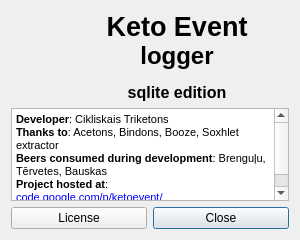
FrankMamuda/ketoevent, file gui_about.ui: the form before one commit.
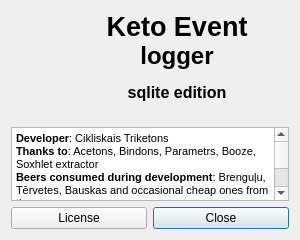
The form after the commit. Icons and pictures are not drawn.

Commit message: pre-event update

Patch:
```diff
--- a/gui_about.ui
+++ b/gui_about.ui
@@ -45,11 +45,12 @@
         <string>&lt;!DOCTYPE HTML PUBLIC &quot;-//W3C//DTD HTML 4.0//EN&quot; &quot;http://www.w3.org/TR/REC-html40/strict.dtd&quot;&gt;
 &lt;html&gt;&lt;head&gt;&lt;meta name=&quot;qrichtext&quot; content=&quot;1&quot; /&gt;&lt;style type=&quot;text/css&quot;&gt;
 p, li { white-space: pre-wrap; }
-&lt;/style&gt;&lt;/head&gt;&lt;body style=&quot; font-family:'DejaVu Sans'; font-size:16pt; font-weight:600; font-style:normal;&quot;&gt;
-&lt;p align=&quot;center&quot; style=&quot; margin-top:0px; margin-bottom:0px; margin-left:0px; margin-right:0px; -qt-block-indent:0; text-indent:0px;&quot;&gt;&lt;span style=&quot; font-family:'MS Shell Dlg 2'; font-size:20pt;&quot;&gt;Keto Event&lt;/span&gt;&lt;/p&gt;
-&lt;p align=&quot;center&quot; style=&quot; margin-top:0px; margin-bottom:0px; margin-left:0px; margin-right:0px; -qt-block-indent:0; text-indent:0px;&quot;&gt;&lt;span style=&quot; font-family:'MS Shell Dlg 2'; font-size:18pt;&quot;&gt;logger&lt;/span&gt;&lt;/p&gt;
-&lt;p align=&quot;center&quot; style=&quot;-qt-paragraph-type:empty; margin-top:0px; margin-bottom:0px; margin-left:0px; margin-right:0px; -qt-block-indent:0; text-indent:0px; font-family:'MS Shell Dlg 2'; font-size:8pt;&quot;&gt;&lt;br /&gt;&lt;/p&gt;
-&lt;p align=&quot;center&quot; style=&quot; margin-top:0px; margin-bottom:0px; margin-left:0px; margin-right:0px; -qt-block-indent:0; text-indent:0px;&quot;&gt;&lt;span style=&quot; font-family:'MS Shell Dlg 2'; font-size:12pt;&quot;&gt;sqlite edition&lt;/span&gt;&lt;/p&gt;&lt;/body&gt;&lt;/html&gt;</string>
+&lt;/style&gt;&lt;/head&gt;&lt;body style=&quot; font-family:'MS Shell Dlg 2'; font-size:16pt; font-weight:600; font-style:normal;&quot;&gt;
+&lt;p align=&quot;center&quot; style=&quot; margin-top:0px; margin-bottom:0px; margin-left:0px; margin-right:0px; -qt-block-indent:0; text-indent:0px;&quot;&gt;&lt;span style=&quot; font-size:20pt;&quot;&gt;Keto Event&lt;/span&gt;&lt;/p&gt;
+&lt;p align=&quot;center&quot; style=&quot; margin-top:0px; margin-bottom:0px; margin-left:0px; margin-right:0px; -qt-block-indent:0; text-indent:0px;&quot;&gt;&lt;span style=&quot; font-size:18pt;&quot;&gt;logger&lt;/span&gt;&lt;/p&gt;
+&lt;p align=&quot;center&quot; style=&quot;-qt-paragraph-type:empty; margin-top:0px; margin-bottom:0px; margin-left:0px; margin-right:0px; -qt-block-indent:0; text-indent:0px; font-size:8pt;&quot;&gt;&lt;/p&gt;
+&lt;p align=&quot;center&quot; style=&quot; margin-top:0px; margin-bottom:0px; margin-left:0px; margin-right:0px; -qt-block-indent:0; text-indent:0px;&quot;&gt;&lt;span style=&quot; font-size:12pt;&quot;&gt;sqlite edition&lt;/span&gt;&lt;/p&gt;
+&lt;p align=&quot;center&quot; style=&quot;-qt-paragraph-type:empty; margin-top:0px; margin-bottom:0px; margin-left:0px; margin-right:0px; -qt-block-indent:0; text-indent:0px; font-size:12pt;&quot;&gt;&lt;/p&gt;&lt;/body&gt;&lt;/html&gt;</string>
        </property>
        <property name="alignment">
         <set>Qt::AlignCenter</set>
@@ -101,13 +102,13 @@
       <string>&lt;!DOCTYPE HTML PUBLIC &quot;-//W3C//DTD HTML 4.0//EN&quot; &quot;http://www.w3.org/TR/REC-html40/strict.dtd&quot;&gt;
 &lt;html&gt;&lt;head&gt;&lt;meta name=&quot;qrichtext&quot; content=&quot;1&quot; /&gt;&lt;style type=&quot;text/css&quot;&gt;
 p, li { white-space: pre-wrap; }
-&lt;/style&gt;&lt;/head&gt;&lt;body style=&quot; font-family:'DejaVu Sans'; font-size:9pt; font-weight:400; font-style:normal;&quot;&gt;
-&lt;p style=&quot; margin-top:0px; margin-bottom:0px; margin-left:0px; margin-right:0px; -qt-block-indent:0; text-indent:0px;&quot;&gt;&lt;span style=&quot; font-family:'MS Shell Dlg 2'; font-size:8pt; font-weight:600;&quot;&gt;Developer&lt;/span&gt;&lt;span style=&quot; font-family:'MS Shell Dlg 2'; font-size:8pt;&quot;&gt;: Cikliskais Triketons&lt;/span&gt;&lt;/p&gt;
-&lt;p style=&quot; margin-top:0px; margin-bottom:0px; margin-left:0px; margin-right:0px; -qt-block-indent:0; text-indent:0px;&quot;&gt;&lt;span style=&quot; font-family:'MS Shell Dlg 2'; font-size:8pt; font-weight:600;&quot;&gt;Thanks to&lt;/span&gt;&lt;span style=&quot; font-family:'MS Shell Dlg 2'; font-size:8pt;&quot;&gt;: Acetons, Bindons, Booze, Soxhlet extractor&lt;/span&gt;&lt;/p&gt;
-&lt;p style=&quot; margin-top:0px; margin-bottom:0px; margin-left:0px; margin-right:0px; -qt-block-indent:0; text-indent:0px;&quot;&gt;&lt;span style=&quot; font-family:'MS Shell Dlg 2'; font-size:8pt; font-weight:600;&quot;&gt;Beers consumed during development&lt;/span&gt;&lt;span style=&quot; font-family:'MS Shell Dlg 2'; font-size:8pt;&quot;&gt;: Brenguļu, Tērvetes, Bauskas&lt;/span&gt;&lt;/p&gt;
-&lt;p style=&quot; margin-top:0px; margin-bottom:0px; margin-left:0px; margin-right:0px; -qt-block-indent:0; text-indent:0px;&quot;&gt;&lt;span style=&quot; font-family:'MS Shell Dlg 2'; font-size:8pt; font-weight:600;&quot;&gt;Project hosted at&lt;/span&gt;&lt;span style=&quot; font-family:'MS Shell Dlg 2'; font-size:8pt;&quot;&gt;:&lt;/span&gt;&lt;/p&gt;
-&lt;p style=&quot; margin-top:0px; margin-bottom:0px; margin-left:0px; margin-right:0px; -qt-block-indent:0; text-indent:0px;&quot;&gt;&lt;a href=&quot;http://code.google.com/p/ketoevent/&quot;&gt;&lt;span style=&quot; font-family:'MS Shell Dlg 2'; font-size:8pt; text-decoration: underline; color:#0000ff;&quot;&gt;code.google.com/p/ketoevent/&lt;/span&gt;&lt;/a&gt;&lt;/p&gt;
-&lt;p style=&quot; margin-top:0px; margin-bottom:0px; margin-left:0px; margin-right:0px; -qt-block-indent:0; text-indent:0px;&quot;&gt;&lt;span style=&quot; font-family:'MS Shell Dlg 2'; font-size:8pt; font-weight:600;&quot;&gt;Additional comments&lt;/span&gt;&lt;span style=&quot; font-family:'MS Shell Dlg 2'; font-size:8pt;&quot;&gt;: 246766&lt;/span&gt;&lt;/p&gt;&lt;/body&gt;&lt;/html&gt;</string>
+&lt;/style&gt;&lt;/head&gt;&lt;body style=&quot; font-family:'MS Shell Dlg 2'; font-size:8.25pt; font-weight:400; font-style:normal;&quot;&gt;
+&lt;p style=&quot; margin-top:0px; margin-bottom:0px; margin-left:0px; margin-right:0px; -qt-block-indent:0; text-indent:0px;&quot;&gt;&lt;span style=&quot; font-size:8pt; font-weight:600;&quot;&gt;Developer&lt;/span&gt;&lt;span style=&quot; font-size:8pt;&quot;&gt;: Cikliskais Triketons&lt;/span&gt;&lt;/p&gt;
+&lt;p style=&quot; margin-top:0px; margin-bottom:0px; margin-left:0px; margin-right:0px; -qt-block-indent:0; text-indent:0px;&quot;&gt;&lt;span style=&quot; font-size:8pt; font-weight:600;&quot;&gt;Thanks to&lt;/span&gt;&lt;span style=&quot; font-size:8pt;&quot;&gt;: Acetons, Bindons, Parametrs, Booze, Soxhlet extractor&lt;/span&gt;&lt;/p&gt;
+&lt;p style=&quot; margin-top:0px; margin-bottom:0px; margin-left:0px; margin-right:0px; -qt-block-indent:0; text-indent:0px;&quot;&gt;&lt;span style=&quot; font-size:8pt; font-weight:600;&quot;&gt;Beers consumed during development&lt;/span&gt;&lt;span style=&quot; font-size:8pt;&quot;&gt;: Brenguļu, Tērvetes, Bauskas and occasional cheap ones from the store&lt;/span&gt;&lt;/p&gt;
+&lt;p style=&quot; margin-top:0px; margin-bottom:0px; margin-left:0px; margin-right:0px; -qt-block-indent:0; text-indent:0px;&quot;&gt;&lt;span style=&quot; font-size:8pt; font-weight:600;&quot;&gt;Project hosted at&lt;/span&gt;&lt;span style=&quot; font-size:8pt;&quot;&gt;:&lt;/span&gt;&lt;/p&gt;
+&lt;p style=&quot; margin-top:0px; margin-bottom:0px; margin-left:0px; margin-right:0px; -qt-block-indent:0; text-indent:0px;&quot;&gt;&lt;a href=&quot;http://code.google.com/p/ketoevent/&quot;&gt;&lt;span style=&quot; font-size:8pt; text-decoration: underline; color:#0000ff;&quot;&gt;code.google.com/p/ketoevent/&lt;/span&gt;&lt;/a&gt;&lt;/p&gt;
+&lt;p style=&quot; margin-top:0px; margin-bottom:0px; margin-left:0px; margin-right:0px; -qt-block-indent:0; text-indent:0px;&quot;&gt;&lt;span style=&quot; font-size:8pt; font-weight:600;&quot;&gt;Additional comments&lt;/span&gt;&lt;span style=&quot; font-size:8pt;&quot;&gt;: 246766&lt;/span&gt;&lt;/p&gt;&lt;/body&gt;&lt;/html&gt;</string>
      </property>
     </widget>
    </item>
```
The commit also changes 13 other files.
